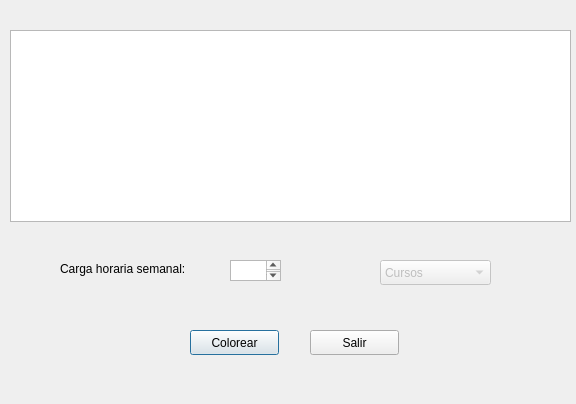
Qt form coloringdialog.ui (Santiago-Pinto/colorcraft) before a commit.
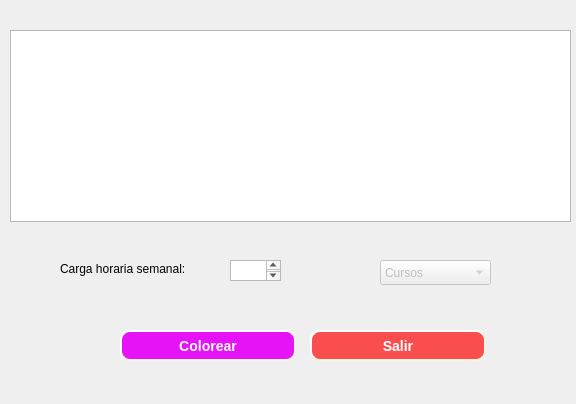
The same form after that commit.

Commit message: Added styles for buttons

```diff
--- a/coloringdialog.ui
+++ b/coloringdialog.ui
@@ -25,12 +25,23 @@
    <widget class="QPushButton" name="colorBtn">
     <property name="geometry">
      <rect>
-      <x>190</x>
+      <x>120</x>
       <y>330</y>
-      <width>89</width>
-      <height>25</height>
+      <width>176</width>
+      <height>31</height>
      </rect>
     </property>
+    <property name="styleSheet">
+     <string notr="true">background-color: rgb(230, 19, 249);
+border-style: outset;
+border-width: 2px;
+border-radius: 10px;
+border-color: beige;
+font: bold 14px;
+color: white;
+min-width: 10em;
+padding: 6px;</string>
+    </property>
     <property name="text">
      <string>Colorear</string>
     </property>
@@ -40,10 +51,21 @@
      <rect>
       <x>310</x>
       <y>330</y>
-      <width>89</width>
-      <height>25</height>
+      <width>176</width>
+      <height>31</height>
      </rect>
     </property>
+    <property name="styleSheet">
+     <string notr="true">background-color:rgb(250, 78, 78);
+border-style: outset;
+border-width: 2px;
+border-radius: 10px;
+border-color: beige;
+font: bold 14px;
+color: white;
+min-width: 10em;
+padding: 6px;</string>
+    </property>
     <property name="text">
      <string>Salir</string>
     </property>
```
The commit also changes 20 other files.
